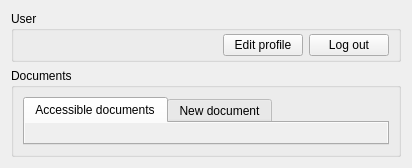
Qt form CLIENT/GUI/ui/gui_menu.ui (GiuliCler/GIMPteam) before a commit.
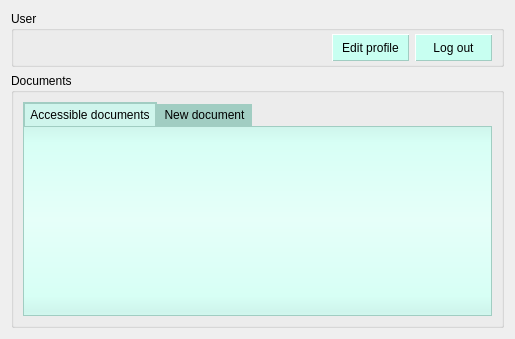
The same form after that commit. Icons and pictures are not drawn.

What changed in the file:
```diff
--- a/CLIENT/GUI/ui/gui_menu.ui
+++ b/CLIENT/GUI/ui/gui_menu.ui
@@ -2,9 +2,98 @@
 <ui version="4.0">
  <class>GUI_Menu</class>
  <widget class="QWidget" name="GUI_Menu">
+  <property name="geometry">
+   <rect>
+    <x>0</x>
+    <y>0</y>
+    <width>515</width>
+    <height>339</height>
+   </rect>
+  </property>
   <property name="windowTitle">
    <string>Form</string>
   </property>
+  <property name="styleSheet">
+   <string notr="true">QWidget#opendocTab,QWidget#newdocTab{
+	background-color: qlineargradient(spread:reflect, x1:0.5, y1:0, x2:0.5, y2:0.49, stop:0 rgba(207, 245, 236, 255), stop:0.17 rgba(215, 255, 245, 255), stop:1 rgba(230, 255, 249, 255));
+}
+
+QTabWidget::pane {
+    border: 1px solid hsv(165, 55, 205);
+}
+
+QTabBar::tab {
+    border: 2px solid hsv(165, 55, 205);
+    /*min-width: 8ex;*/
+    padding-left: 5px;
+    padding-right: 5px;
+    padding-top: 2px;
+    padding-bottom: 2px;
+}
+
+QTabBar::tab:selected {
+	background: rgba(207, 245, 236, 255);
+    border-color: hsv(165, 55, 205);
+	border-bottom: 0px;
+/* make use of negative margins for overlapping tabs */
+	/*margin-left: -4px;
+    margin-right: -4px;*/
+}
+
+QTabBar::tab:!selected {
+	background: hsv(165, 55, 205);
+    margin-top: 2px; /* make non-selected tabs look smaller */
+}
+
+QTabBar::tab:!selected:hover {
+	background: hsv(165, 55, 225);
+    border-color: hsv(165, 55, 225);
+}
+
+QPushButton {
+	height: 25px;
+	width: 75px;
+    background-color: hsv(165, 55, 255);
+    border-width: 1px;
+	border-style: outset;
+	border-color: hsv(165, 55, 205);
+}
+
+QPushButton:hover:!pressed{
+	border-color: hsv(165, 255, 255);
+	border-top-color: hsv(165, 200, 255);	
+	border-left-color: hsv(165, 200, 255);
+}
+
+QPushButton:pressed,QPushButton:checked {
+    border-style: inset;
+	background-color: hsv(165, 55, 220);
+}
+
+QLineEdit{
+    border-width: 2px;
+	border-style: inset;
+	border-color: hsv(165, 55, 205);
+}
+
+QLineEdit:focus{
+	border-color: hsv(165, 105, 205);
+}
+
+QComboBox{
+	background-color: hsv(165, 55, 255);
+    border-width: 1px;
+	border-style: outset;
+	border-color: hsv(165, 55, 205);
+}
+
+QComboBox QAbstractItemView {
+    background-color: rgba(230, 255, 249, 255);
+   /* border-width: 1px;
+	border-style: outset;
+	border-color: hsv(165, 55, 205);*/
+}</string>
+  </property>
   <layout class="QGridLayout" name="gridLayout">
    <item row="0" column="0">
     <widget class="QGroupBox" name="userGroupBox">
@@ -102,12 +191,16 @@
         </property>
         <widget class="QWidget" name="opendocTab">
          <property name="autoFillBackground">
-          <bool>true</bool>
+          <bool>false</bool>
          </property>
          <attribute name="title">
           <string>Accessible documents</string>
          </attribute>
-         <layout class="QGridLayout" name="gridLayout_2"/>
+         <layout class="QGridLayout" name="gridLayout_2">
+          <property name="rightMargin">
+           <number>0</number>
+          </property>
+         </layout>
         </widget>
         <widget class="QWidget" name="newdocTab">
          <property name="autoFillBackground">
```
Left out of the diff: 2 changed lines with no effect on the pictures.
